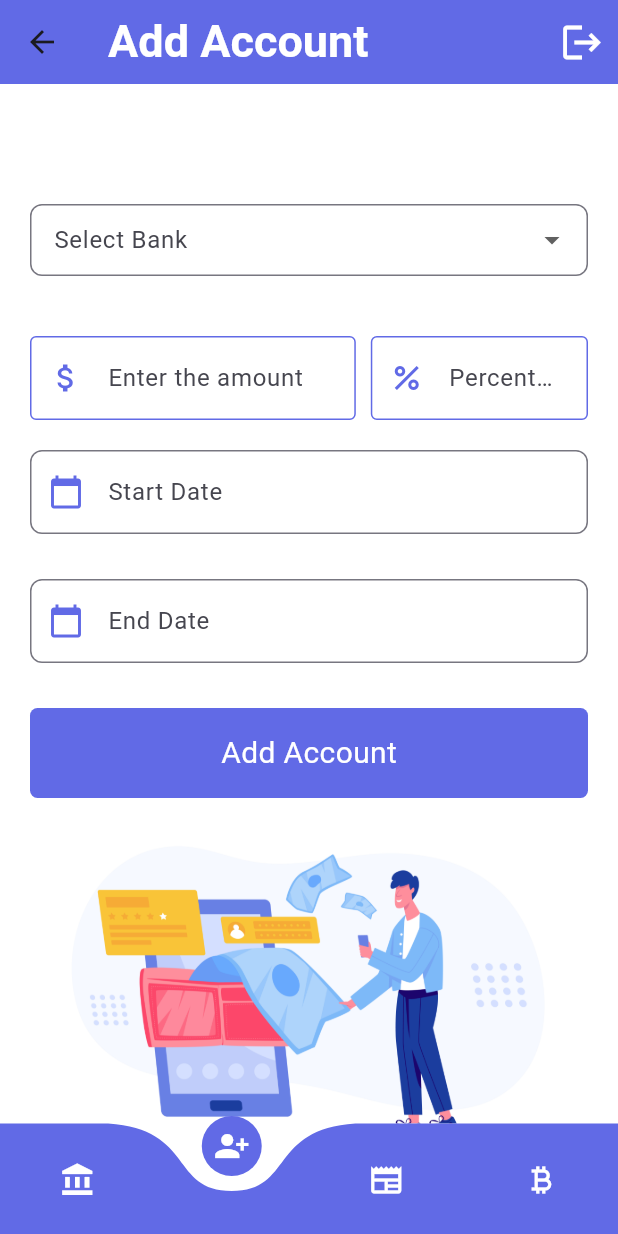
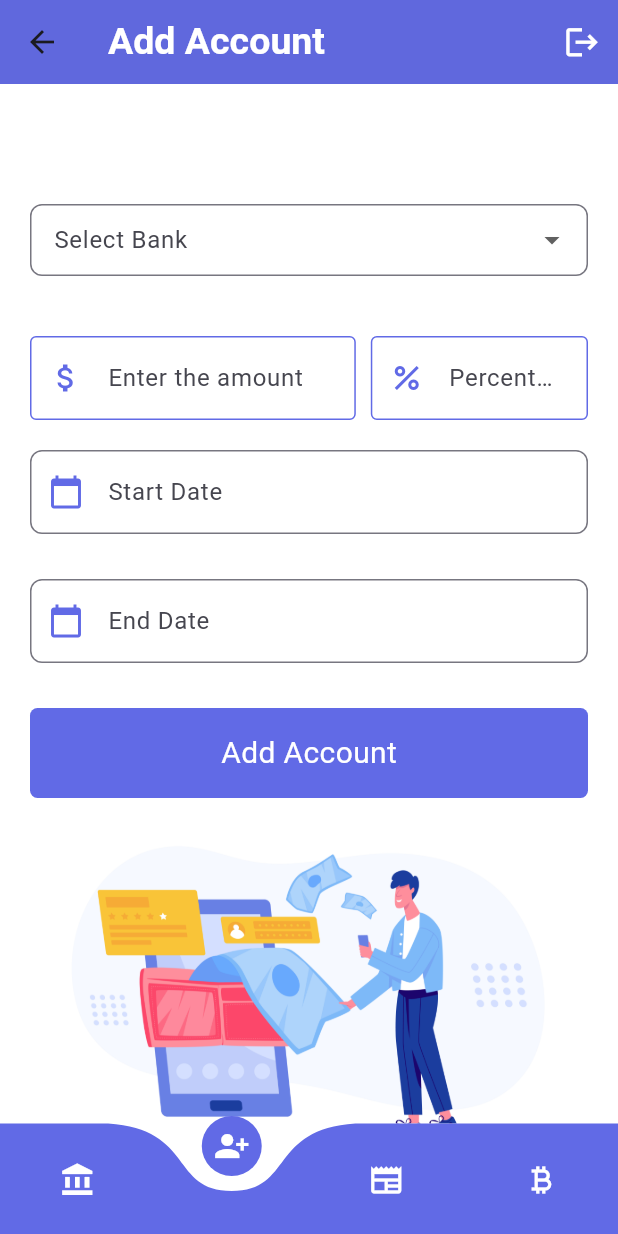
Before and after one commit to RadwaMohammedKamal/Bank_App_Flutter, a Flutter app: the BottomNav screen opened directly, item 2 of the bottom bar chosen, on a phone screen of 412 x 824 dp. Run offline on Flutter 3.47's test engine with Material 3 defaults, Android fonts, the phone set to English and light mode, and no system bars; drawn by our look-alikes of curved_navigation_bar; our stand-ins replace animated_splash_screen, cloud_firestore, conditional_builder_null_safety, firebase_auth, firebase_core, fl_chart and 2 more; accounts and stored records are empty.

Commit message:
color update

```diff
--- a/lib/view/components/customAppbar.dart
+++ b/lib/view/components/customAppbar.dart
@@ -13,24 +13,26 @@ class CustomAppBar extends StatelessWidget implements PreferredSizeWidget {
   Widget build(BuildContext context) {
     return AppBar(
       backgroundColor: rmaincolor,
-      title: Text(title ,
+      elevation: 5,
+      title: Text(
+        title,
         style: TextStyle(
-          color: rbackgroundcolor,
-        fontSize: 30,
-          fontWeight: FontWeight.bold
-      ),),
+            color: rbackgroundcolor, fontSize: 25, fontWeight: FontWeight.bold),
+      ),
       centerTitle: false,
       actions: [
         IconButton(
-          icon: const Icon(Icons.logout , color: rbackgroundcolor, size: 30,),
+          icon: const Icon(
+            Icons.logout,
+            color: rbackgroundcolor,
+            size: 25,
+          ),
           onPressed: () {
-            showtoaster(
-                color: greenM,
-                msg:'You are logged out.');
-           // ScaffoldMessenger.of(context).showSnackBar(
-             // const SnackBar(content: Text("You are logged out.")),
-         //   );
-              navigateAndFinish(context, LoginScreen());
+            showtoaster(color: greenM, msg: 'You are logged out.');
+            // ScaffoldMessenger.of(context).showSnackBar(
+            // const SnackBar(content: Text("You are logged out.")),
+            //   );
+            navigateAndFinish(context, LoginScreen());
           },
         ),
       ],
@@ -38,5 +40,6 @@ class CustomAppBar extends StatelessWidget implements PreferredSizeWidget {
   }
 
   @override
-  Size get preferredSize => const Size.fromHeight(kToolbarHeight); //لتعريف Scaffold بارتفاع appbar
+  Size get preferredSize =>
+      const Size.fromHeight(kToolbarHeight); //لتعريف Scaffold بارتفاع appbar
 }
--- a/lib/view/screens/BottomNav.dart
+++ b/lib/view/screens/BottomNav.dart
@@ -5,8 +5,6 @@ import 'addaccount_screen.dart';
 import 'currency_api/currency_screen.dart';
 import 'myaccounts_screen.dart';
 import 'news_app/news_screen.dart';
-import 'news_screen.dart';
-
 
 class BottomNav extends StatefulWidget {
   const BottomNav({super.key});
@@ -29,13 +27,14 @@ class _BottomNavState extends State<BottomNav> {
     final List<Widget> pages = [
       MyAccounts(changeTab: changeTab),
       AddAccount(changeTab: changeTab),
-      NewsScreen(),
-      CurrencyScreen(),
+      NewsScreen(changeTab: changeTab),
+      CurrencyScreen(changeTab: changeTab),
     ];
 
     return Scaffold(
       bottomNavigationBar: CurvedNavigationBar(
-        backgroundColor: Colors.white,
+        backgroundColor: rbackgroundcolor,
+        //  backgroundColor: Colors.white,
         color: rmaincolor,
         index: currentTabIndex,
         onTap: changeTab,
@@ -47,7 +46,7 @@ class _BottomNavState extends State<BottomNav> {
         ],
       ),
       body: pages[currentTabIndex],
+      //  backgroundColor: Colors.transparent,
     );
-
   }
 }
--- a/lib/view/screens/splash_screen.dart
+++ b/lib/view/screens/splash_screen.dart
@@ -3,6 +3,7 @@ import 'package:animated_splash_screen/animated_splash_screen.dart';
 import 'package:flutter/material.dart';
 import '../constants/color.dart';
 import 'login_screen.dart';
+
 class SplashScreen extends StatelessWidget {
   const SplashScreen({Key? key}) : super(key: key);
 
@@ -16,7 +17,7 @@ class SplashScreen extends StatelessWidget {
       child: AnimatedSplashScreen(
         duration: 3000,
         splashIconSize: double.infinity,
-        backgroundColor: white,
+        backgroundColor: rbackgroundcolor,
         centered: true,
         splashTransition: SplashTransition.fadeTransition,
         splash: Image.asset('assets/images/splash.png'),
```
Also changed, not shown: lib/view/screens/addaccount_screen.dart (+49 -26 lines), lib/view/screens/currency_api/currency_screen.dart (+25 -20 lines), lib/view/screens/myaccounts_screen.dart (+31 -11 lines), lib/view/screens/news_app/news_screen.dart (+129 -126 lines), lib/models/model.dart (deleted), pubspec.lock.
